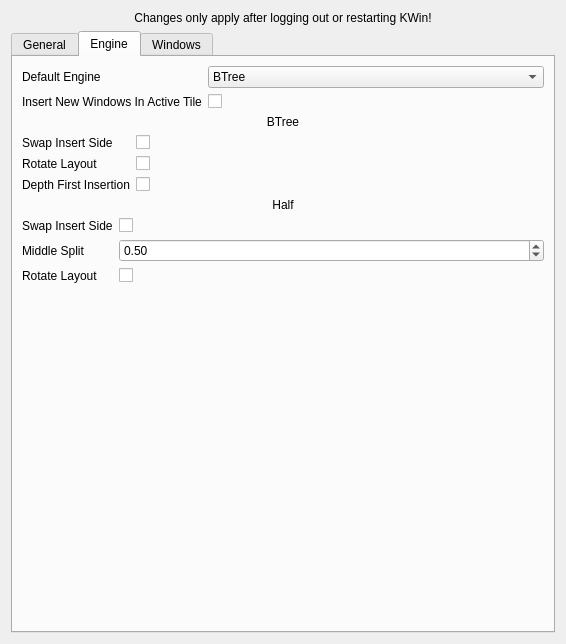
First picture: the form in res/config.ui, repository zeroxoneafour/polonium, before the edit.
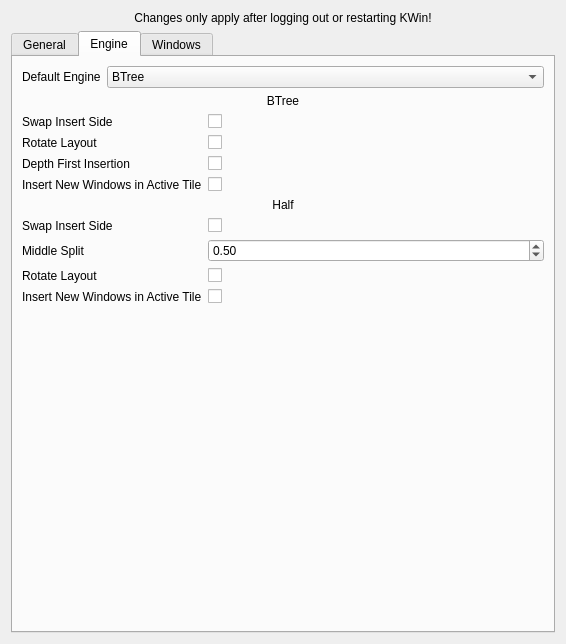
Second picture: the form after the edit. The open tabs and pages were chosen to show the change.

Commit message: workspaces and make insertInActive per engine

Diff of the .ui file:
```diff
--- a/res/config.ui
+++ b/res/config.ui
@@ -230,20 +230,6 @@
              </item>
             </widget>
            </item>
-           <item row="1" column="0">
-            <widget class="QLabel" name="insertInActiveLabel">
-             <property name="text">
-              <string>Insert New Windows In Active Tile</string>
-             </property>
-            </widget>
-           </item>
-           <item row="1" column="1">
-            <widget class="QCheckBox" name="kcfg_InsertInActive">
-             <property name="text">
-              <string/>
-             </property>
-            </widget>
-           </item>
           </layout>
          </item>
          <item>
@@ -306,6 +292,20 @@
              </property>
             </widget>
            </item>
+           <item row="3" column="0">
+            <widget class="QLabel" name="insertInActiveLabel">
+             <property name="text">
+              <string>Insert New Windows in Active Tile</string>
+             </property>
+            </widget>
+           </item>
+           <item row="3" column="1">
+            <widget class="QCheckBox" name="kcfg_BTreeInsertInActive">
+             <property name="text">
+              <string/>
+             </property>
+            </widget>
+           </item>
           </layout>
          </item>
          <item>
@@ -371,6 +371,20 @@
              </property>
             </widget>
            </item>
+           <item row="3" column="0">
+            <widget class="QLabel" name="insertInActiveLabel_2">
+             <property name="text">
+              <string>Insert New Windows in Active Tile</string>
+             </property>
+            </widget>
+           </item>
+           <item row="3" column="1">
+            <widget class="QCheckBox" name="kcfg_HalfInsertInActive">
+             <property name="text">
+              <string/>
+             </property>
+            </widget>
+           </item>
           </layout>
          </item>
          <item>
```
The commit also changes 11 other files.
